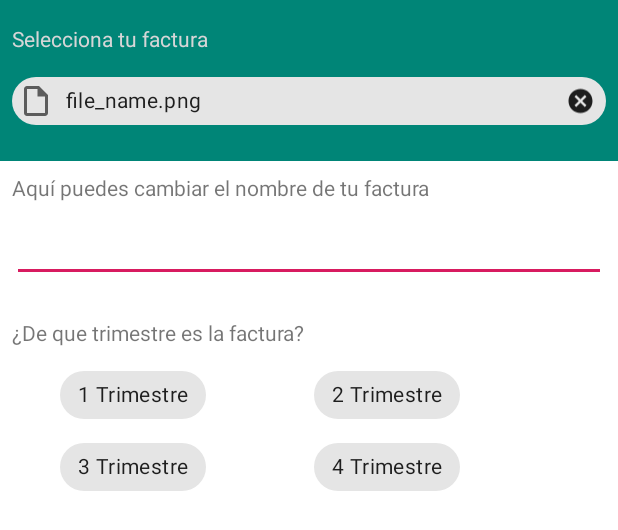
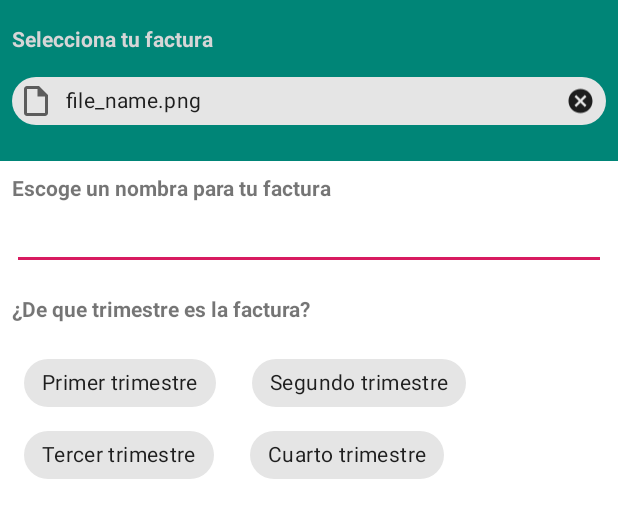
Before and after one commit to AlvaroChambi/AFProject, an Android app: the layout upload_invoice_dialog_layout.xml on its own in the app's theme, with its tools: preview values and no code run, on a phone screen of 412 x 824 dp. Shown: the top 530 px of the screen. Run offline under Robolectric (Android 15) with nearby library versions, the phone set to English and light mode, and no system bars.

Commit message:
Updated upload screen

```diff
--- a/app/src/main/AndroidManifest.xml
+++ b/app/src/main/AndroidManifest.xml
@@ -6,7 +6,8 @@
             android:icon="@mipmap/ic_launcher"
             android:roundIcon="@mipmap/ic_launcher_round"
             android:supportsRtl="true"
-            android:theme="@style/AppTheme" tools:ignore="GoogleAppIndexingWarning">
+            android:theme="@style/AppTheme"
+            tools:ignore="GoogleAppIndexingWarning">
             <activity android:name=".LoginActivity">
                 <intent-filter>
                     <action android:name="android.intent.action.MAIN" />
--- a/app/src/main/java/es/developers/achambi/afines/invoices/ui/InvoiceUploadPresentation.kt
+++ b/app/src/main/java/es/developers/achambi/afines/invoices/ui/InvoiceUploadPresentation.kt
@@ -6,7 +6,7 @@ data class InvoiceUploadPresentation(val name: String,
 enum class Trimester{
     FIRST_TRIMESTER,
     SECOND_TRIMESTER,
-    THRID_TRIMESTER,
+    THIRD_TRIMESTER,
     FORTH_TRIMESTER,
     EMPTY
 }
--- a/app/src/main/java/es/developers/achambi/afines/invoices/ui/TrimesterSelector.kt
+++ b/app/src/main/java/es/developers/achambi/afines/invoices/ui/TrimesterSelector.kt
@@ -1,6 +1,29 @@
 package es.developers.achambi.afines.invoices.ui
 
+import android.content.Context
+import android.util.AttributeSet
+import android.view.LayoutInflater
 import com.google.android.material.chip.ChipGroup
+import es.developers.achambi.afines.R
 
-class TrimesterSelector {
+class TrimesterSelector @JvmOverloads constructor(
+    context: Context, attrs: AttributeSet? = null, defStyleAttr: Int = 0
+) : ChipGroup(context, attrs, defStyleAttr) {
+    init{
+        init(context)
+    }
+    private fun init(context: Context) {
+        val inflater = LayoutInflater.from(context)
+        inflater.inflate(R.layout.trimester_selector_layout, this)
+    }
+
+    fun getChecked(): Trimester {
+        return when(checkedChipId) {
+            R.id.chip_first -> Trimester.FIRST_TRIMESTER
+            R.id.chip_second -> Trimester.SECOND_TRIMESTER
+            R.id.chip_third -> Trimester.THIRD_TRIMESTER
+            R.id.chip_forth -> Trimester.FORTH_TRIMESTER
+            else -> Trimester.EMPTY
+        }
+    }
 }
--- a/app/src/main/java/es/developers/achambi/afines/invoices/usecase/InvoiceUseCase.kt
+++ b/app/src/main/java/es/developers/achambi/afines/invoices/usecase/InvoiceUseCase.kt
@@ -1,5 +1,6 @@
 package es.developers.achambi.afines.invoices.usecase
 
+import android.net.Uri
 import es.developer.achambi.coreframework.utils.URIMetadata
 import es.developers.achambi.afines.FirebaseRepository
 import es.developers.achambi.afines.invoices.model.Invoice
@@ -26,7 +27,7 @@ class InvoiceUseCase(private val firebaseRepository: FirebaseRepository) {
         return invoices
     }
 
-    fun uploadUserFiles(uriMetadata: URIMetadata) {
-        firebaseRepository.uploadUserFile(uriMetadata.uri, uriMetadata.displayName)
+    fun uploadUserFiles(uri: Uri, fileName: String) {
+        firebaseRepository.uploadUserFile(uri, fileName)
     }
 }
--- /dev/null
+++ b/app/src/main/res/layout/trimester_selector_layout.xml
@@ -0,0 +1,45 @@
+<?xml version="1.0" encoding="utf-8"?>
+<merge
+    xmlns:android="http://schemas.android.com/apk/res/android"
+    xmlns:app="http://schemas.android.com/apk/res-auto"
+    android:id="@+id/chipGroup"
+    android:layout_width="match_parent"
+    android:layout_height="wrap_content"
+    android:layout_marginTop="16dp"
+    app:layout_constraintEnd_toEndOf="parent"
+    app:layout_constraintHorizontal_bias="0.0"
+    app:layout_constraintStart_toStartOf="parent"
+    app:layout_constraintTop_toBottomOf="@+id/textView2"
+    app:singleSelection="true">
+    <com.google.android.material.chip.Chip
+        android:id="@+id/chip_first"
+        style="@style/Widget.MaterialComponents.Chip.Choice"
+        android:layout_width="wrap_content"
+        android:layout_height="wrap_content"
+        android:layout_margin="8dp"
+        android:text="@string/upload_first_trimester_text" />
+
+    <com.google.android.material.chip.Chip
+        android:id="@+id/chip_second"
+        style="@style/Widget.MaterialComponents.Chip.Choice"
+        android:layout_width="wrap_content"
+        android:layout_height="wrap_content"
+        android:layout_margin="8dp"
+        android:text="@string/upload_second_trimester_text" />
+
+    <com.google.android.material.chip.Chip
+        android:id="@+id/chip_third"
+        style="@style/Widget.MaterialComponents.Chip.Choice"
+        android:layout_width="wrap_content"
+        android:layout_height="wrap_content"
+        android:layout_margin="8dp"
+        android:text="@string/upload_third_trimester_text" />
+
+    <com.google.android.material.chip.Chip
+        android:id="@+id/chip_forth"
+        style="@style/Widget.MaterialComponents.Chip.Choice"
+        android:layout_width="wrap_content"
+        android:layout_height="wrap_content"
+        android:layout_margin="8dp"
+        android:text="@string/upload_forth_trimester_text" />
+</merge>
--- a/app/src/main/res/layout/upload_invoice_dialog_layout.xml
+++ b/app/src/main/res/layout/upload_invoice_dialog_layout.xml
@@ -3,7 +3,6 @@
     xmlns:android="http://schemas.android.com/apk/res/android"
     xmlns:app="http://schemas.android.com/apk/res-auto"
     xmlns:tools="http://schemas.android.com/tools"
-    android:orientation="vertical"
     android:layout_width="match_parent"
     android:layout_height="match_parent">
 
@@ -17,13 +16,13 @@
         app:layout_constraintStart_toStartOf="parent"
         app:layout_constraintTop_toTopOf="parent"
         android:background="@color/colorPrimary"
-        android:elevation="0dp"/>
+        />
+
     <EditText
         android:id="@+id/file_name_edit_text"
         android:layout_width="match_parent"
         android:layout_height="wrap_content"
         android:layout_marginStart="8dp"
-        android:layout_marginTop="8dp"
         android:layout_marginEnd="8dp"
         app:layout_constraintEnd_toEndOf="parent"
         app:layout_constraintStart_toStartOf="parent"
@@ -35,7 +34,8 @@
         android:layout_height="wrap_content"
         android:layout_marginStart="8dp"
         android:layout_marginTop="16dp"
-        android:text="Selecciona tu factura"
+        android:textStyle="bold"
+        android:text="@string/upload_pick_file_header_tag"
         android:textColor="@color/text_primary"
         app:layout_constraintStart_toStartOf="parent"
         app:layout_constraintTop_toTopOf="parent" />
@@ -47,66 +47,35 @@
         android:layout_marginStart="8dp"
         android:layout_marginTop="8dp"
         android:layout_marginEnd="8dp"
+
         app:chipIcon="@drawable/outline_insert_drive_file_24"
         app:closeIconEnabled="true"
         app:layout_constraintEnd_toEndOf="parent"
         app:layout_constraintStart_toStartOf="parent"
         app:layout_constraintTop_toBottomOf="@+id/textView"
         tools:text="file_name.png" />
-
-    <com.google.android.material.chip.ChipGroup
+    <es.developers.achambi.afines.invoices.ui.TrimesterSelector
         android:id="@+id/chipGroup"
         android:layout_width="match_parent"
         android:layout_height="wrap_content"
-        android:layout_marginStart="8dp"
-        android:layout_marginTop="8dp"
-        android:layout_marginEnd="8dp"
         app:layout_constraintEnd_toEndOf="parent"
         app:layout_constraintHorizontal_bias="0.0"
         app:layout_constraintStart_toStartOf="parent"
         app:layout_constraintTop_toBottomOf="@+id/textView2"
-        app:singleSelection="true">
-
-        <com.google.android.material.chip.Chip
-            style="@style/Widget.MaterialComponents.Chip.Choice"
-            android:id="@+id/chip5"
-            android:layout_width="wrap_content"
-            android:layout_height="wrap_content"
-            android:layout_margin="32dp"
-            android:text="1 Trimestre" />
-
-        <com.google.android.material.chip.Chip
-            style="@style/Widget.MaterialComponents.Chip.Choice"
-            android:id="@+id/chip4"
-            android:layout_width="wrap_content"
-            android:layout_height="wrap_content"
-            android:layout_margin="32dp"
-            android:text="2 Trimestre" />
-
-        <com.google.android.material.chip.Chip
-            style="@style/Widget.MaterialComponents.Chip.Choice"
-            android:id="@+id/chip3"
-            android:layout_width="wrap_content"
-            android:layout_height="wrap_content"
-            android:layout_margin="32dp"
-            android:text="3 Trimestre" />
-
-        <com.google.android.material.chip.Chip
-            style="@style/Widget.MaterialComponents.Chip.Choice"
-            android:id="@+id/chip2"
-            android:layout_width="wrap_content"
-            android:layout_height="wrap_content"
-            android:layout_margin="32dp"
-            android:text="4 Trimestre" />
-    </com.google.android.material.chip.ChipGroup>
+        app:singleSelection="true"
+        android:layout_marginStart="8dp"
+        android:layout_marginTop="16dp"
+        android:layout_marginEnd="8dp">
+    </es.developers.achambi.afines.invoices.ui.TrimesterSelector>
 
     <TextView
         android:id="@+id/textView2"
         android:layout_width="wrap_content"
         android:layout_height="wrap_content"
         android:layout_marginStart="8dp"
-        android:layout_marginTop="24dp"
-        android:text="¿De que trimestre es la factura?"
+        android:layout_marginTop="16dp"
+        android:text="@string/upload_trimeser_header_tag"
+        android:textStyle="bold"
         app:layout_constraintStart_toStartOf="parent"
         app:layout_constraintTop_toBottomOf="@+id/file_name_edit_text" />
 
@@ -116,7 +85,8 @@
         android:layout_height="wrap_content"
         android:layout_marginStart="8dp"
         android:layout_marginTop="24dp"
-        android:text="Aquí puedes cambiar el nombre de tu factura"
+        android:text="@string/upload_name_header_tag"
+        android:textStyle="bold"
         app:layout_constraintStart_toStartOf="parent"
         app:layout_constraintTop_toBottomOf="@+id/pick_file_chip" />
 
--- a/app/src/main/res/menu/full_screen_dialog_menu.xml
+++ b/app/src/main/res/menu/full_screen_dialog_menu.xml
@@ -3,6 +3,6 @@
     xmlns:android="http://schemas.android.com/apk/res/android">
     <item
         android:id="@+id/action_save"
-        android:title="save"
+        android:title="@string/header_save_invoice_text"
         app:showAsAction="ifRoom" />
 </menu>
--- a/app/src/main/res/values/strings.xml
+++ b/app/src/main/res/values/strings.xml
@@ -6,4 +6,18 @@
     <string name="profile_menu_text">Perfil</string>
     <string name="overview_menu_text">Home</string>
     <string name="upload_invoice_activity_title">Subir factura</string>
+
+    <string name="header_save_invoice_text">Guardar</string>
+
+    <string name="upload_pick_file_header_tag">Selecciona tu factura</string>
+    <string name="upload_name_header_tag">Escoge un nombra para tu factura</string>
+    <string name="upload_trimeser_header_tag">¿De que trimestre es la factura?</string>
+
+    <string name="upload_first_trimester_text">Primer trimestre</string>
+    <string name="upload_second_trimester_text">Segundo trimestre</string>
+    <string name="upload_third_trimester_text">Tercer trimestre</string>
+    <string name="upload_forth_trimester_text">Cuarto trimestre</string>
+
+    <string name="upload_name_error_title">¡Nos faltan datos!</string>
+    <string name="upload_name_error_message">Antes de guardar tienes que subir la factura.</string>
 </resources>
```
Also changed, not shown: app/src/main/java/es/developers/achambi/afines/invoices/presenter/InvoicePresenter.kt (+12 -2 lines), app/src/main/java/es/developers/achambi/afines/invoices/ui/InvoiceFragment.kt (+6 -2 lines), app/src/main/java/es/developers/achambi/afines/invoices/ui/UploadDialogFragment.kt (+24 -24 lines).
